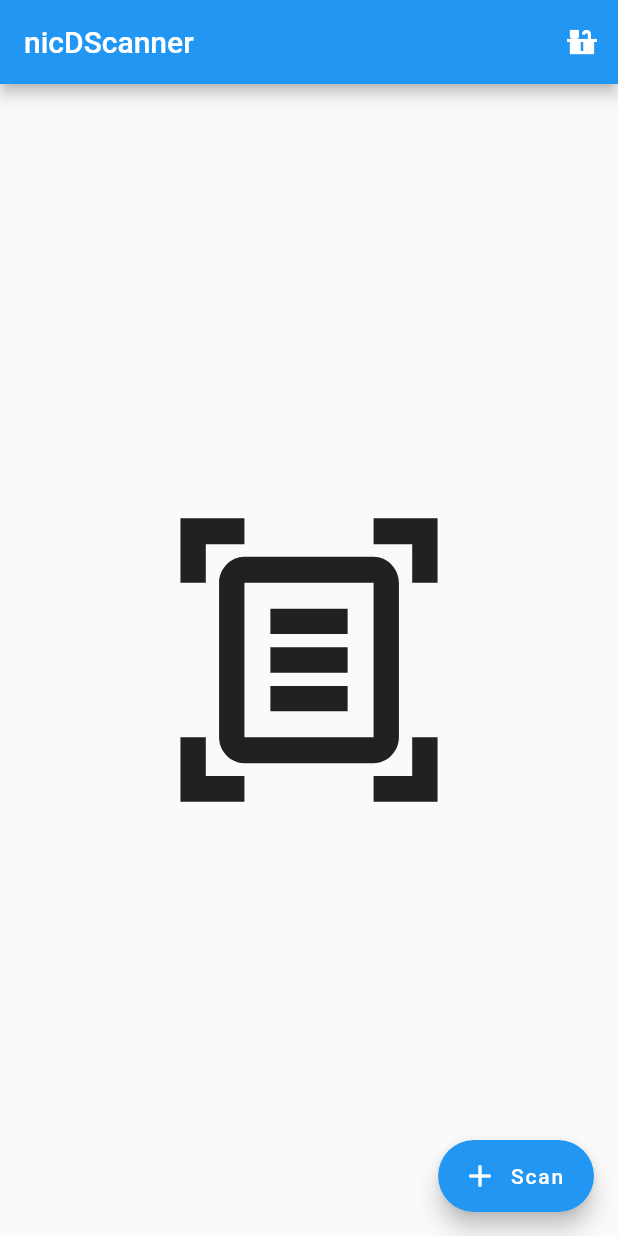
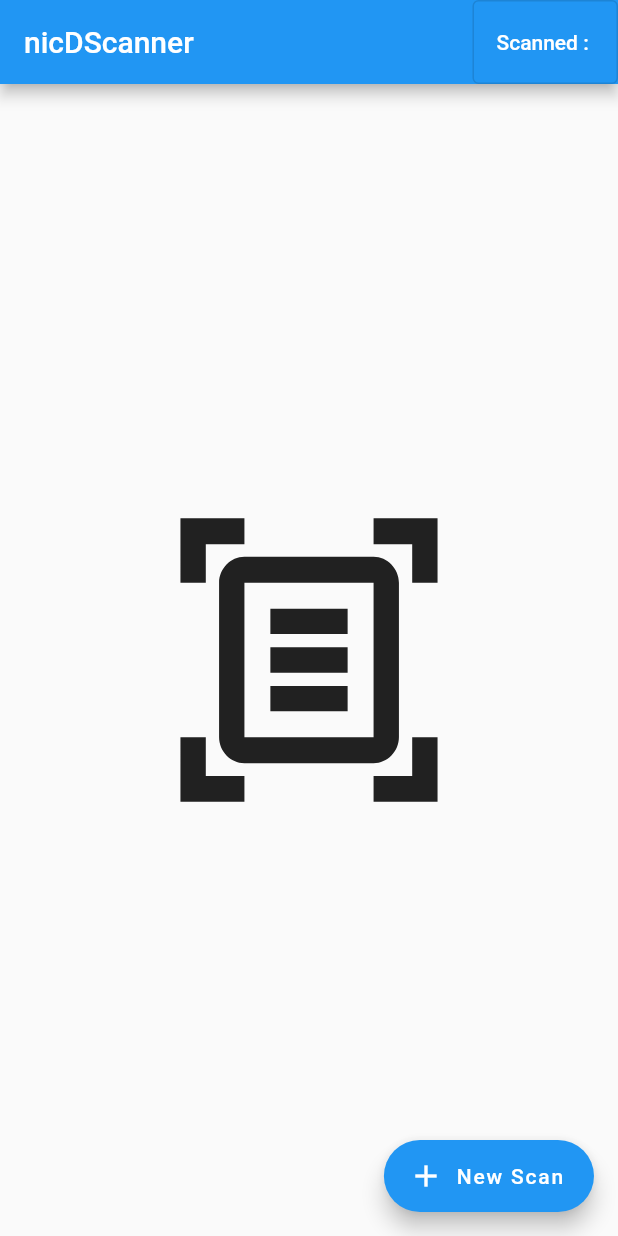
Before and after one commit to cej04/document_scanner, a Flutter app: the screen it shows after launch, on a phone screen of 412 x 824 dp. Run offline on Flutter 3.47's test engine with Material 2 defaults, Android fonts, the light colour scheme and no system bars.

Commit message:
ui updated , navigation set to display list of scanned document screen

```diff
--- a/lib/homePage.dart
+++ b/lib/homePage.dart
@@ -1,18 +1,10 @@
 import 'dart:math';
 
+import 'package:document_scanner/newScan.dart';
 import 'package:flutter/material.dart';
 
 class homePage extends StatefulWidget {
   const homePage({super.key, required this.title});
-
-  // This widget is the home page of your application. It is stateful, meaning
-  // that it has a State object (defined below) that contains fields that affect
-  // how it looks.
-
-  // This class is the configuration for the state. It holds the values (in this
-  // case the title) provided by the parent (in this case the App widget) and
-  // used by the build method of the State. Fields in a Widget subclass are
-  // always marked "final".
 
   final String title;
 
@@ -21,8 +13,7 @@ class homePage extends StatefulWidget {
 }
 
 class _homePageState extends State<homePage> {
-
-
+  var _textFieldController;
 
   @override
   Widget build(BuildContext context) {
@@ -30,51 +21,47 @@ class _homePageState extends State<homePage> {
       appBar: AppBar(
         title: Text('nicDScanner'),
         actions: <Widget>[
-    IconButton(
-      icon: Icon(
-        Icons.countertops,
-        color: Colors.white,
+          OutlinedButton(
+            child: Text('Scanned : '),
+            style: OutlinedButton.styleFrom(
+              primary: Colors.white,
             ),
-      onPressed: () {
-        // do something
-      },
-    )
+           // onPressed: () {},
+            onPressed: () => Navigator.of(context)
+                .push(MaterialPageRoute(builder: (context) => const totalScan())),
+          ),
+          // IconButton(
+          //   icon: Icon(
+          //     Icons.countertops,
+          //     color: Colors.white,
+          //   ),
+          //   onPressed: () {
+          //     // do something
+          //   },
+          // )
         ],
       ),
       body: Center(
-
         child: Container(
           //color: Colors.deepOrangeAccent,
-            child: Column(
-              mainAxisAlignment: MainAxisAlignment.center,
-              //mainAxisSize: MainAxisSize.max,
-              crossAxisAlignment: CrossAxisAlignment.center,
-              children: <Widget>[
-                LayoutBuilder(builder: (context, constraints) {
+          child: LayoutBuilder(builder: (context, constraints) {
             var height = constraints.maxHeight;
-                  var width = constraints.maxWidth/2;
+            var width = constraints.maxWidth / 2;
 
-                  return Icon(Icons.document_scanner_outlined, size: min(height, width));
+            return Icon(Icons.document_scanner_outlined,
+                size: min(height, width));
           }),
-          //       OutlinedButton(
-          //   child: Text('Scan'),
-          //   style: OutlinedButton.styleFrom(
-          // //primary: Colors.green,
-          //   ),
-          //   onPressed: (){},
-          //   // onPressed: () => Navigator.of(context)
-          //   //     .push(MaterialPageRoute(builder: (context) => const NewScreen())),
-          // ),
-              ],
         ),
       ),
+      floatingActionButton: FloatingActionButton.extended(
+        onPressed: () {
 
-      ),
-    floatingActionButton: FloatingActionButton.extended(
-        onPressed: (){},
+        },
         icon: Icon(Icons.add),
-        label: Text('Scan'),
+        label: Text('New Scan'),
       ),
     );
   }
+
+
 }
```
Also changed, not shown: lib/newScan.dart (added, +33 -0 lines). Lines whose indentation alone changed are shown as unchanged.
